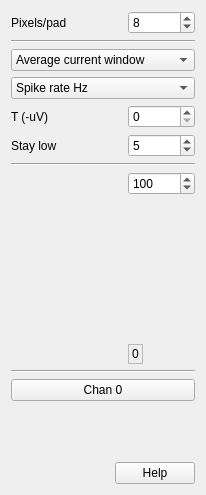
Before: the Qt Designer form Forms/FVShankViewTab.ui in billkarsh/SpikeGLX, drawn with Qt 5.
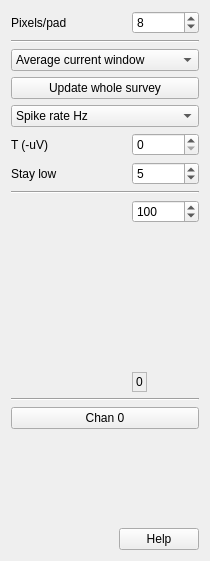
After: the same form once the commit is applied. Custom widgets are drawn as their Qt base class.

Commit message: Add survey summary

What changed in the file:
```diff
--- a/Forms/FVShankViewTab.ui
+++ b/Forms/FVShankViewTab.ui
@@ -6,67 +6,15 @@
    <rect>
     <x>0</x>
     <y>0</y>
-    <width>206</width>
-    <height>495</height>
+    <width>210</width>
+    <height>561</height>
    </rect>
   </property>
   <property name="windowTitle">
    <string>Form</string>
   </property>
-  <layout class="QGridLayout" name="gridLayout_2" rowstretch="0,0,0,0,0,0,0,0,0,0,1,0" columnstretch="1,0,0">
-   <item row="11" column="0">
-    <spacer name="horizontalSpacer">
-     <property name="orientation">
-      <enum>Qt::Horizontal</enum>
-     </property>
-     <property name="sizeHint" stdset="0">
-      <size>
-       <width>8</width>
-       <height>20</height>
-      </size>
-     </property>
-    </spacer>
-   </item>
-   <item row="11" column="1" colspan="2">
-    <widget class="QPushButton" name="helpBut">
-     <property name="sizePolicy">
-      <sizepolicy hsizetype="Preferred" vsizetype="Fixed">
-       <horstretch>0</horstretch>
-       <verstretch>0</verstretch>
-      </sizepolicy>
-     </property>
-     <property name="text">
-      <string>Help</string>
-     </property>
-    </widget>
-   </item>
-   <item row="4" column="2">
-    <widget class="QSpinBox" name="TSB">
-     <property name="sizePolicy">
-      <sizepolicy hsizetype="Preferred" vsizetype="Fixed">
-       <horstretch>0</horstretch>
-       <verstretch>0</verstretch>
-      </sizepolicy>
-     </property>
-     <property name="toolTip">
-      <string>Spike detection threshold</string>
-     </property>
-     <property name="maximum">
-      <number>100000</number>
-     </property>
-     <property name="singleStep">
-      <number>10</number>
-     </property>
-    </widget>
-   </item>
-   <item row="4" column="0">
-    <widget class="QLabel" name="label_2">
-     <property name="text">
-      <string>T (-uV)</string>
-     </property>
-    </widget>
-   </item>
-   <item row="7" column="0" colspan="3">
+  <layout class="QGridLayout" name="gridLayout_2" rowstretch="0,0,0,0,0,0,0,0,0,0,0,1,0" columnstretch="1,0,0">
+   <item row="8" column="0" colspan="3">
     <layout class="QGridLayout" name="gridLayout" columnstretch="0,0,0">
      <item row="0" column="2">
       <widget class="QSpinBox" name="rngSB">
@@ -156,7 +104,40 @@
      </item>
     </layout>
    </item>
-   <item row="3" column="0" colspan="3">
+   <item row="2" column="0" colspan="3">
+    <widget class="QComboBox" name="howCB">
+     <item>
+      <property name="text">
+       <string>Average current window</string>
+      </property>
+     </item>
+     <item>
+      <property name="text">
+       <string>Sample whole survey</string>
+      </property>
+     </item>
+    </widget>
+   </item>
+   <item row="9" column="0" colspan="3">
+    <widget class="Line" name="line_3">
+     <property name="sizePolicy">
+      <sizepolicy hsizetype="MinimumExpanding" vsizetype="Fixed">
+       <horstretch>0</horstretch>
+       <verstretch>0</verstretch>
+      </sizepolicy>
+     </property>
+     <property name="minimumSize">
+      <size>
+       <width>20</width>
+       <height>0</height>
+      </size>
+     </property>
+     <property name="orientation">
+      <enum>Qt::Horizontal</enum>
+     </property>
+    </widget>
+   </item>
+   <item row="4" column="0" colspan="3">
     <widget class="QComboBox" name="whatCB">
      <item>
       <property name="text">
@@ -175,35 +156,34 @@
      </item>
     </widget>
    </item>
-   <item row="0" column="0">
-    <widget class="QLabel" name="label">
-     <property name="text">
-      <string>Pixels/pad</string>
-     </property>
-    </widget>
-   </item>
-   <item row="10" column="0">
-    <spacer name="verticalSpacer_2">
-     <property name="orientation">
-      <enum>Qt::Vertical</enum>
-     </property>
-     <property name="sizeHint" stdset="0">
-      <size>
-       <width>20</width>
-       <height>40</height>
-      </size>
-     </property>
-    </spacer>
-   </item>
-   <item row="5" column="0">
+   <item row="6" column="0">
     <widget class="QLabel" name="label_3">
      <property name="text">
       <string>Stay low</string>
      </property>
     </widget>
    </item>
-   <item row="8" column="0" colspan="3">
-    <widget class="Line" name="line_3">
+   <item row="5" column="2">
+    <widget class="QSpinBox" name="TSB">
+     <property name="sizePolicy">
+      <sizepolicy hsizetype="Preferred" vsizetype="Fixed">
+       <horstretch>0</horstretch>
+       <verstretch>0</verstretch>
+      </sizepolicy>
+     </property>
+     <property name="toolTip">
+      <string>Spike detection threshold</string>
+     </property>
+     <property name="maximum">
+      <number>100000</number>
+     </property>
+     <property name="singleStep">
+      <number>10</number>
+     </property>
+    </widget>
+   </item>
+   <item row="7" column="0" colspan="3">
+    <widget class="Line" name="line_2">
      <property name="sizePolicy">
       <sizepolicy hsizetype="MinimumExpanding" vsizetype="Fixed">
        <horstretch>0</horstretch>
@@ -221,6 +201,19 @@
      </property>
     </widget>
    </item>
+   <item row="12" column="1" colspan="2">
+    <widget class="QPushButton" name="helpBut">
+     <property name="sizePolicy">
+      <sizepolicy hsizetype="Preferred" vsizetype="Fixed">
+       <horstretch>0</horstretch>
+       <verstretch>0</verstretch>
+      </sizepolicy>
+     </property>
+     <property name="text">
+      <string>Help</string>
+     </property>
+    </widget>
+   </item>
    <item row="0" column="2">
     <widget class="QSpinBox" name="ypixSB">
      <property name="sizePolicy">
@@ -246,6 +239,20 @@
      </property>
     </widget>
    </item>
+   <item row="0" column="0">
+    <widget class="QLabel" name="label">
+     <property name="text">
+      <string>Pixels/pad</string>
+     </property>
+    </widget>
+   </item>
+   <item row="5" column="0">
+    <widget class="QLabel" name="label_2">
+     <property name="text">
+      <string>T (-uV)</string>
+     </property>
+    </widget>
+   </item>
    <item row="1" column="0" colspan="3">
     <widget class="Line" name="line">
      <property name="sizePolicy">
@@ -265,7 +272,33 @@
      </property>
     </widget>
    </item>
-   <item row="9" column="0" colspan="3">
+   <item row="12" column="0">
+    <spacer name="horizontalSpacer">
+     <property name="orientation">
+      <enum>Qt::Horizontal</enum>
+     </property>
+     <property name="sizeHint" stdset="0">
+      <size>
+       <width>8</width>
+       <height>20</height>
+      </size>
+     </property>
+    </spacer>
+   </item>
+   <item row="11" column="0">
+    <spacer name="verticalSpacer_2">
+     <property name="orientation">
+      <enum>Qt::Vertical</enum>
+     </property>
+     <property name="sizeHint" stdset="0">
+      <size>
+       <width>20</width>
+       <height>40</height>
+      </size>
+     </property>
+    </spacer>
+   </item>
+   <item row="10" column="0" colspan="3">
     <widget class="QPushButton" name="chanBut">
      <property name="sizePolicy">
       <sizepolicy hsizetype="MinimumExpanding" vsizetype="Fixed">
@@ -281,7 +314,7 @@
      </property>
     </widget>
    </item>
-   <item row="5" column="2">
+   <item row="6" column="2">
     <widget class="QSpinBox" name="inarowSB">
      <property name="sizePolicy">
       <sizepolicy hsizetype="Preferred" vsizetype="Fixed">
@@ -306,37 +339,11 @@
      </property>
     </widget>
    </item>
-   <item row="6" column="0" colspan="3">
-    <widget class="Line" name="line_2">
-     <property name="sizePolicy">
-      <sizepolicy hsizetype="MinimumExpanding" vsizetype="Fixed">
-       <horstretch>0</horstretch>
-       <verstretch>0</verstretch>
-      </sizepolicy>
+   <item row="3" column="0" colspan="3">
+    <widget class="QPushButton" name="updtBut">
+     <property name="text">
+      <string>Update whole survey</string>
      </property>
-     <property name="minimumSize">
-      <size>
-       <width>20</width>
-       <height>0</height>
-      </size>
-     </property>
-     <property name="orientation">
-      <enum>Qt::Horizontal</enum>
-     </property>
-    </widget>
-   </item>
-   <item row="2" column="0" colspan="3">
-    <widget class="QComboBox" name="howCB">
-     <item>
-      <property name="text">
-       <string>Average current window</string>
-      </property>
-     </item>
-     <item>
-      <property name="text">
-       <string>Average whole survey</string>
-      </property>
-     </item>
     </widget>
    </item>
   </layout>
```
Left out of the diff: 1 changed line with no effect on the pictures. The commit also changes 13 other files.
